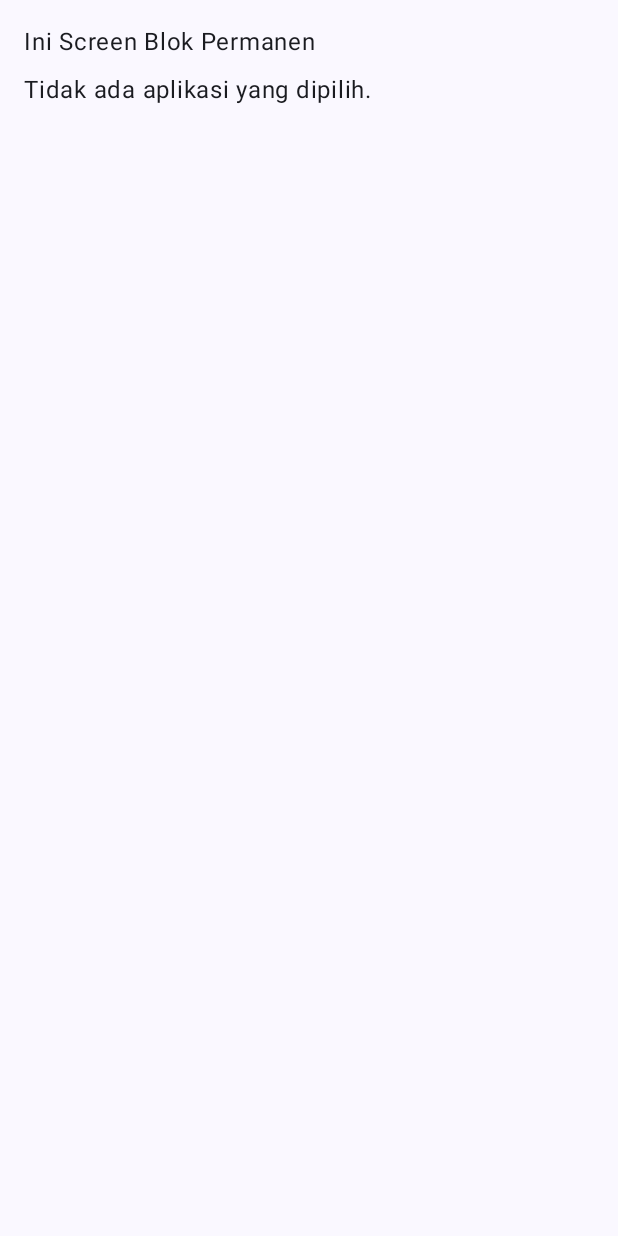
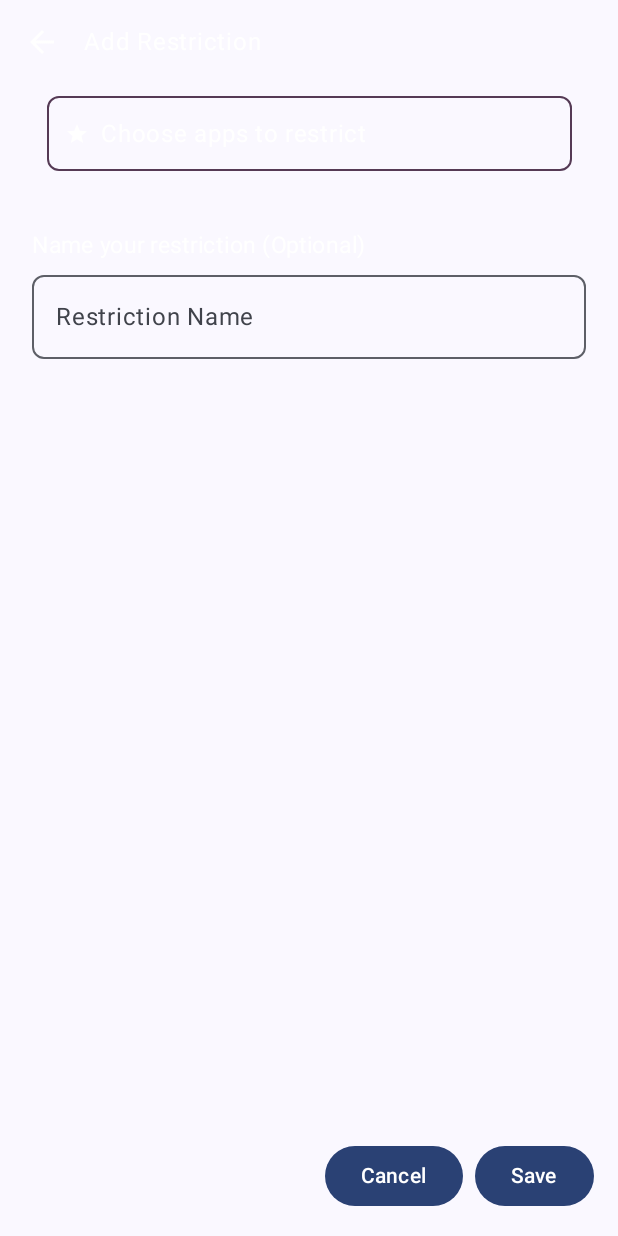
Before and after one commit to Naufalhff/undistract-mobileapps, an Android app built with Jetpack Compose: the BlockPermanentScreen screen opened through its navigation route, on a phone screen of 412 x 824 dp. Run offline under Robolectric (Android 15) with nearby library versions, the phone set to English and light mode, and no system bars; our stand-ins replace Room's generated code.

Commit message:
feat(blockPermanently): Menambahkan screen dan logika untuk memblokir aplikasi secara permanen

```diff
--- a/app/build.gradle.kts
+++ b/app/build.gradle.kts
@@ -2,6 +2,7 @@ plugins {
     alias(libs.plugins.android.application)
     alias(libs.plugins.kotlin.android)
     alias(libs.plugins.kotlin.compose)
+    id("org.jetbrains.kotlin.kapt")
 }
 
 android {
@@ -52,6 +53,8 @@ dependencies {
     implementation(libs.androidx.material3)
     implementation(libs.androidx.navigation.runtime.ktx)
     implementation(libs.androidx.navigation.compose)
+    implementation(libs.androidx.room.common)
+    implementation(libs.androidx.room.ktx)
     testImplementation(libs.junit)
     androidTestImplementation(libs.androidx.junit)
     androidTestImplementation(libs.androidx.espresso.core)
@@ -60,4 +63,6 @@ dependencies {
     debugImplementation(libs.androidx.ui.tooling)
     debugImplementation(libs.androidx.ui.test.manifest)
     implementation(libs.accompanist.navigation.animation)
+    implementation(libs.androidx.room.runtime)
+    kapt(libs.androidx.room.compiler)
 }
--- /dev/null
+++ b/app/src/main/java/com/example/undistract/config/AppDatabase.kt
@@ -0,0 +1,30 @@
+package com.example.undistract.config
+
+import android.content.Context
+import androidx.room.Database
+import androidx.room.Room
+import androidx.room.RoomDatabase
+import com.example.undistract.features.block_permanent.data.local.BlockPermanentDao
+import com.example.undistract.features.block_permanent.data.local.BlockPermanentEntity
+
+@Database(entities = [BlockPermanentEntity::class], version = 1, exportSchema = false)
+abstract class AppDatabase : RoomDatabase() {
+    abstract fun blockPermanentDao(): BlockPermanentDao
+
+    companion object {
+        @Volatile
+        private var INSTANCE: AppDatabase? = null
+
+        fun getDatabase(context: Context): AppDatabase {
+            return INSTANCE ?: synchronized(this) {
+                val instance = Room.databaseBuilder(
+                    context.applicationContext,
+                    AppDatabase::class.java,
+                    "app_database"
+                ).build()
+                INSTANCE = instance
+                instance
+            }
+        }
+    }
+}
--- a/app/src/main/java/com/example/undistract/features/add_behavior/presentation/AddRestrictionScreen.kt
+++ b/app/src/main/java/com/example/undistract/features/add_behavior/presentation/AddRestrictionScreen.kt
@@ -32,13 +32,11 @@ import androidx.compose.ui.graphics.vector.ImageVector
 import androidx.compose.ui.res.stringResource
 import androidx.compose.ui.unit.dp
 import androidx.compose.ui.unit.sp
-import androidx.navigation.NavController
 import androidx.navigation.NavHostController
 import com.example.undistract.R
 import com.example.undistract.features.select_apps.presentation.SelectAppsViewModel
 import com.example.undistract.ui.components.AppSelector
 import com.example.undistract.ui.components.BackButton
-import com.example.undistract.ui.components.RestrictionNameInput
 import com.example.undistract.ui.navigation.BottomNavItem
 
 @Composable
@@ -153,8 +151,6 @@ fun AddRestrictionScreen(
                     )
                 }
             }
-
-            RestrictionNameInput()
         }
     }
 }
--- /dev/null
+++ b/app/src/main/java/com/example/undistract/features/block_permanent/data/local/BlockPermanentDao.kt
@@ -0,0 +1,25 @@
+package com.example.undistract.features.block_permanent.data.local
+
+import androidx.room.Dao
+import androidx.room.Insert
+import androidx.room.OnConflictStrategy
+import androidx.room.Query
+
+@Dao
+interface BlockPermanentDao {
+    @Insert(onConflict = OnConflictStrategy.REPLACE)
+    suspend fun insertBlockPermanent(data: BlockPermanentEntity)
+
+    @Query("SELECT * FROM block_permanent_table WHERE packageName = :packageName")
+    suspend fun getBlockPermanent(packageName: String): List<BlockPermanentEntity>
+
+    @Query("DELETE FROM block_permanent_table WHERE id = :id")
+    suspend fun deleteBlockPermanent(id: Int)
+
+    @Query("UPDATE block_permanent_table SET isActive = :isActive WHERE id = :id")
+    suspend fun updateIsActive(id: Int, isActive: Boolean)
+
+    @Query("SELECT * FROM block_permanent_table WHERE isActive = 1")
+    suspend fun getActiveBlockPermanent(): List<BlockPermanentEntity>
+
+}
--- a/app/src/main/java/com/example/undistract/features/block_permanent/presentation/BlockPermanentScreen.kt
+++ b/app/src/main/java/com/example/undistract/features/block_permanent/presentation/BlockPermanentScreen.kt
@@ -1,44 +1,155 @@
 package com.example.undistract.features.block_permanent.presentation
 
+import android.util.Log
+import androidx.compose.foundation.background
+import androidx.compose.foundation.layout.Arrangement
 import androidx.compose.foundation.layout.Column
+import androidx.compose.foundation.layout.Row
 import androidx.compose.foundation.layout.Spacer
+import androidx.compose.foundation.layout.fillMaxSize
 import androidx.compose.foundation.layout.fillMaxWidth
 import androidx.compose.foundation.layout.height
 import androidx.compose.foundation.layout.padding
+import androidx.compose.foundation.layout.size
+import androidx.compose.foundation.layout.width
+import androidx.compose.material.icons.Icons
+import androidx.compose.material.icons.filled.Star
+import androidx.compose.material3.Button
+import androidx.compose.material3.MaterialTheme
 import androidx.compose.material3.Text
 import androidx.compose.runtime.Composable
+import androidx.compose.runtime.LaunchedEffect
+import androidx.compose.runtime.collectAsState
+import androidx.compose.runtime.getValue
+import androidx.compose.runtime.mutableStateOf
+import androidx.compose.runtime.remember
+import androidx.compose.runtime.setValue
+import androidx.compose.ui.Alignment
 import androidx.compose.ui.Modifier
+import androidx.compose.ui.platform.LocalContext
+import androidx.compose.ui.res.stringResource
 import androidx.compose.ui.unit.dp
 import androidx.navigation.NavHostController
+import com.example.undistract.R
+import com.example.undistract.features.block_permanent.data.local.BlockPermanentEntity
+import com.example.undistract.features.get_installed_apps.domain.AppInfo
 import com.example.undistract.features.select_apps.presentation.SelectAppsViewModel
+import com.example.undistract.ui.components.AppSelector
+import com.example.undistract.ui.components.BackButton
+import com.example.undistract.ui.components.RestrictionNameInput
+import com.example.undistract.ui.navigation.BottomNavItem
 
 @Composable
 fun BlockPermanentScreen(
     navController: NavHostController,
-    viewModel: SelectAppsViewModel
+    selectAppsViewModel: SelectAppsViewModel,
+    blockPermanentViewModel: BlockPermanentViewModel
 ) {
-    // Set rute saat ini
-    viewModel.updateCurrentRoute("block_permanent")
+    val context = LocalContext.current
 
-    // Mendapatkan daftar aplikasi yang dipilih dari ViewModel
-    val selectedApps = viewModel.getSelectedApps()
+    selectAppsViewModel.updateCurrentRoute("block_permanent")
 
-    Column(
+    val selectedPackageNames = selectAppsViewModel.getSelectedApps()
+
+    val installedApps = selectAppsViewModel.installedApps.collectAsState().value
+
+    var restrictionName by remember { mutableStateOf("") }
+
+    var selectedAppsWithInfo by remember { mutableStateOf<List<AppInfo>>(emptyList()) }
+
+    LaunchedEffect(selectedPackageNames, installedApps) {
+        selectedAppsWithInfo = installedApps.filter { appInfo ->
+            selectedPackageNames.contains(appInfo.packageName)
+        }
+    }
+
+    Column (
         modifier = Modifier
-            .fillMaxWidth()
-            .padding(16.dp)
+            .fillMaxSize()
+            .background(MaterialTheme.colorScheme.background)
     ) {
-        Text("Ini Screen Blok Permanen")
+        // BACK BUTTON
+        Row (
+            modifier = Modifier
+                .padding(start = 16.dp)
+                .fillMaxWidth()
+                .height(56.dp)
+                .background(MaterialTheme.colorScheme.background),
+            verticalAlignment = Alignment.CenterVertically
+        ) {
+            BackButton (
+                modifier = Modifier.size(24.dp),
+                onClick = { navController.navigate(BottomNavItem.UsageLimit.route)}
+            )
+
+            Spacer(modifier = Modifier.width(16.dp))
+
+            Text(
+                text = stringResource(R.string.add_restriction),
+                color = MaterialTheme.colorScheme.onPrimary,
+                modifier = Modifier.weight(1f)
+            )
+        }
 
         Spacer(modifier = Modifier.height(8.dp))
 
-        // Menampilkan daftar aplikasi yang dipilih
-        if (selectedApps.isEmpty()) {
-            Text("Tidak ada aplikasi yang dipilih.")
-        } else {
-            Text("Aplikasi yang Dipilih:")
-            selectedApps.forEach { packageName ->
-                Text("- $packageName")
+        Column (
+            modifier = Modifier
+                .fillMaxSize()
+                .background(MaterialTheme.colorScheme.background),
+            horizontalAlignment = Alignment.CenterHorizontally
+        ) {
+            // APPS SELECTOR
+            AppSelector(
+                icon = Icons.Default.Star,
+                title = stringResource(R.string.choose_apps_to_restrict),
+                navController = navController,
+                destinationRoute = "select_apps"
+            )
+
+            Spacer(modifier = Modifier.height(16.dp))
+
+            RestrictionNameInput(
+                value = restrictionName,
+                onValueChange = { restrictionName = it }
+            )
+
+            Spacer(modifier = Modifier.weight(1f))
+
+            Row (
+                modifier = Modifier
+                    .fillMaxWidth()
+                    .padding(16.dp),
+                horizontalArrangement = Arrangement.End
+            ) {
+                Button(
+                    onClick = { navController.navigate(BottomNavItem.UsageLimit.route)}
+                ) {
+                    Text(text = "Cancel")
+                }
+
+                Spacer(modifier = Modifier.width(8.dp))
+
+                Button(
+                    onClick = {
+                        try {
+                            selectedAppsWithInfo.forEach { appInfo ->
+                                val blockPermanentEntity = BlockPermanentEntity(
+                                    packageName = appInfo.packageName,
+                                    appName = restrictionName.ifEmpty { appInfo.name },
+                                    isActive = true,
+                                )
+                                blockPermanentViewModel.insertBlockPermanent(blockPermanentEntity)
+                                Log.d("BlockPermanentScreen", "Data saved: ${blockPermanentEntity.packageName}, ${blockPermanentEntity.appName}")
+                            }
+                            navController.navigate(BottomNavItem.UsageLimit.route)
+                        } catch (e: Exception) {
+                            Log.e("BlockPermanentScreen", "Error saving data: ${e.message}", e)
+                        }
+                    }
+                ) {
+                    Text(text = "Save")
+                }
             }
         }
     }
--- /dev/null
+++ b/app/src/main/java/com/example/undistract/features/block_permanent/presentation/BlockPermanentViewModel.kt
@@ -0,0 +1,18 @@
+package com.example.undistract.features.block_permanent.presentation
+
+import androidx.lifecycle.ViewModel
+import androidx.lifecycle.viewModelScope
+import com.example.undistract.features.block_permanent.data.BlockPermanentRepository
+import com.example.undistract.features.block_permanent.data.local.BlockPermanentEntity
+import kotlinx.coroutines.flow.Flow
+import kotlinx.coroutines.flow.flow
+import kotlinx.coroutines.launch
+
+class BlockPermanentViewModel (private val repository: BlockPermanentRepository) : ViewModel() {
+
+    fun insertBlockPermanent(data: BlockPermanentEntity) {
+        viewModelScope.launch {
+            repository.insertBlockPermanent(data)
+        }
+    }
+}
--- a/app/src/main/java/com/example/undistract/features/select_apps/presentation/SelectAppsScreen.kt
+++ b/app/src/main/java/com/example/undistract/features/select_apps/presentation/SelectAppsScreen.kt
@@ -44,7 +44,7 @@ fun SelectAppsScreen(
         ) {
             BackButton(
                 modifier = Modifier.size(24.dp),
-                onClick = { navController.navigate("add_restriction") }
+                onClick = { navController.popBackStack() }
             )
 
             Spacer(modifier = Modifier.width(16.dp))
--- a/app/src/main/java/com/example/undistract/features/select_apps/presentation/SelectAppsViewModel.kt
+++ b/app/src/main/java/com/example/undistract/features/select_apps/presentation/SelectAppsViewModel.kt
@@ -44,7 +44,6 @@ class SelectAppsViewModel(
             val apps = getInstalledAppsUseCase(context)
             _installedApps.value = apps
 
-            // Initialize checkboxes berdasarkan data dari repository
             apps.forEach { app ->
                 selectedApps[app.packageName] = selectAppsRepository.isAppSelected(app.packageName)
             }
--- a/app/src/main/java/com/example/undistract/ui/components/RestrictionNameInput.kt
+++ b/app/src/main/java/com/example/undistract/ui/components/RestrictionNameInput.kt
@@ -10,20 +10,17 @@ import androidx.compose.material3.MaterialTheme
 import androidx.compose.material3.OutlinedTextField
 import androidx.compose.material3.Text
 import androidx.compose.runtime.Composable
-import androidx.compose.runtime.getValue
-import androidx.compose.runtime.mutableStateOf
-import androidx.compose.runtime.remember
-import androidx.compose.runtime.setValue
 import androidx.compose.ui.Modifier
 import androidx.compose.ui.res.stringResource
-import androidx.compose.ui.text.input.TextFieldValue
 import androidx.compose.ui.unit.dp
 import androidx.compose.ui.unit.sp
 import com.example.undistract.R
 
 @Composable
-fun RestrictionNameInput() {
-    var text by remember { mutableStateOf(TextFieldValue("")) }
+fun RestrictionNameInput(
+    value: String,
+    onValueChange: (String) -> Unit
+) {
 
     Column(
         modifier = Modifier
@@ -43,8 +40,8 @@ fun RestrictionNameInput() {
         }
 
         OutlinedTextField(
-            value = text,
-            onValueChange = { newText -> text = newText },
+            value = value,
+            onValueChange = onValueChange,
             placeholder = { Text(text = "Restriction Name") },
             modifier = Modifier.fillMaxWidth(),
             shape = RoundedCornerShape(8.dp),
--- a/app/src/main/java/com/example/undistract/ui/navigation/AppNavHost.kt
+++ b/app/src/main/java/com/example/undistract/ui/navigation/AppNavHost.kt
@@ -12,7 +12,9 @@ import androidx.navigation.compose.NavHost
 import androidx.navigation.compose.composable
 import androidx.navigation.compose.currentBackStackEntryAsState
 import androidx.navigation.compose.rememberNavController
+import com.example.undistract.config.AppDatabase
 import com.example.undistract.features.add_behavior.presentation.AddRestrictionScreen
+import com.example.undistract.features.block_permanent.data.BlockPermanentRepository
 import com.example.undistract.features.get_installed_apps.domain.AppInfo
 import com.example.undistract.features.my_usage.presentation.MyUsageScreen
 import com.example.undistract.features.parental_control.presentation.ParentalControlScreen
@@ -24,18 +26,26 @@ import com.example.undistract.features.select_apps.presentation.SelectAppsViewMo
 import com.example.undistract.features.usage_limit.presentation.UsageLimitScreen
 import com.example.undistract.features.block_permanent.presentation.BlockPermanentScreen
 import com.example.undistract.navigation.SelectedAppsRouteObserver
+import com.example.undistract.features.block_permanent.presentation.BlockPermanentViewModel
+import com.example.undistract.features.block_permanent.presentation.BlockPermanentViewModelFactory
+import com.example.undistract.features.block_permanent.data.local.BlockPermanentDao
 
 @Composable
 fun AppNavHost(context: Context, installedApps: List<AppInfo>) {
     val navController = rememberNavController()
+    val database = AppDatabase.getDatabase(context)
+
+    val blockPermanentDao = database.blockPermanentDao()
 
     // Inisialisasi repository
     val selectAppsRepository = remember { SelectAppsRepository() }
+    val blockPermanentRepository = remember { BlockPermanentRepository(blockPermanentDao) }
 
     // Inisialisasi ViewModel
     val selectAppsViewModel: SelectAppsViewModel = viewModel(
         factory = SelectAppsViewModelFactory(context, selectAppsRepository)
     )
+    val blockPermanentViewModel = BlockPermanentViewModel(blockPermanentRepository)
 
     // Observer untuk memantau perubahan rute
     SelectedAppsRouteObserver(navController, selectAppsViewModel)
@@ -88,7 +98,8 @@ fun AppNavHost(context: Context, installedApps: List<AppInfo>) {
             {
                 BlockPermanentScreen(
                     navController = navController,
-                    viewModel = selectAppsViewModel
+                    selectAppsViewModel = selectAppsViewModel,
+                    blockPermanentViewModel = blockPermanentViewModel
                 )
             }
         }
```
Also changed, not shown: app/src/main/AndroidManifest.xml (+13 -0 lines), app/src/main/java/com/example/undistract/core/AppAccessibilityService.kt (added, +82 -0 lines), app/src/main/java/com/example/undistract/features/block_permanent/data/BlockPermanentRepository.kt (added, +27 -0 lines), app/src/main/java/com/example/undistract/features/block_permanent/data/local/BlockPermanentEntity.kt (added, +12 -0 lines), app/src/main/java/com/example/undistract/features/block_permanent/presentation/BlockPermanentViewModelFactory.kt (added, +18 -0 lines), app/src/main/res/xml/accessibility_service_config.xml (added, +8 -0 lines), gradle/libs.versions.toml (+7 -0 lines).
